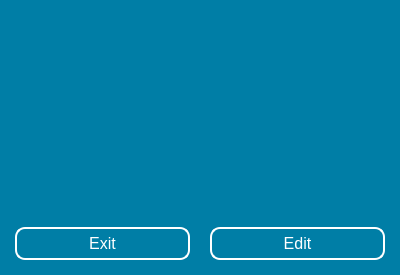
First picture: the form in ui files/select_notes.ui, repository daniel-deru/Runner2, before the edit.
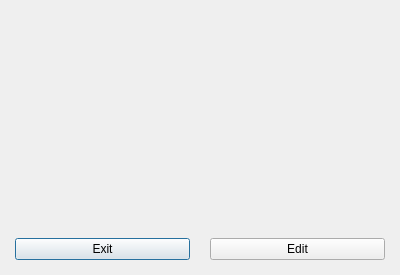
Second picture: the form after the edit.

Commit message: changed button size to accomodate different fonts. changed database to order notes.

What changed in the file:
```diff
--- a/ui files/select_notes.ui
+++ b/ui files/select_notes.ui
@@ -14,33 +14,7 @@
    <string>Select Notes</string>
   </property>
   <property name="styleSheet">
-   <string notr="true">QDialog {
-	background-color: #007ea6;
-}
-
- QPushButton {
-                    font-size: 16px;
-                    color: white;
-                    border: 2px solid white;
-                    border-radius: 10px;
-                    padding: 5px;
-                    background-color: transparent;
-                }
-
-QPushButton:pressed {
-            color: #007ea6;
-            background-color: white;
- }
-
-QRadioButton {
-	color: white;
-	font-size: 16px;
-}
-
-QWidget {
-	background-color: #007ea6;
-}
-</string>
+   <string notr="true"/>
   </property>
   <layout class="QVBoxLayout" name="SelectNoteLayout">
    <property name="spacing">
@@ -75,7 +49,7 @@
         <x>0</x>
         <y>0</y>
         <width>400</width>
-        <height>212</height>
+        <height>222</height>
        </rect>
       </property>
       <property name="styleSheet">
```
Left out of the diff: 3 changed lines with no effect on the pictures. The commit also changes 32 other files.
